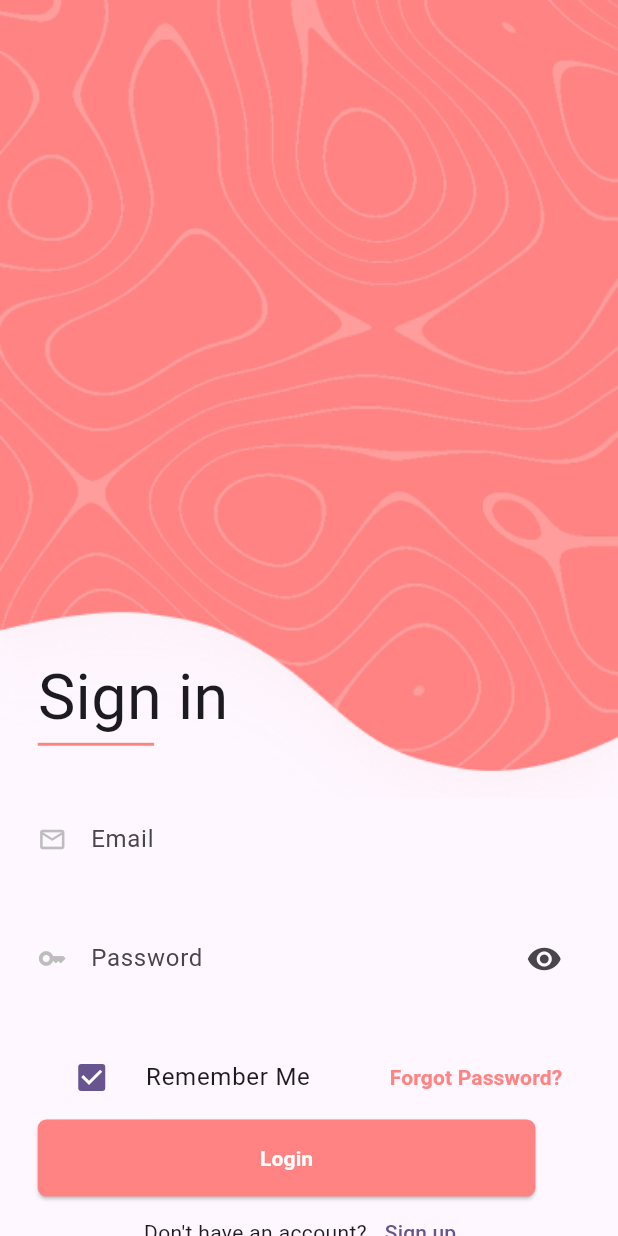
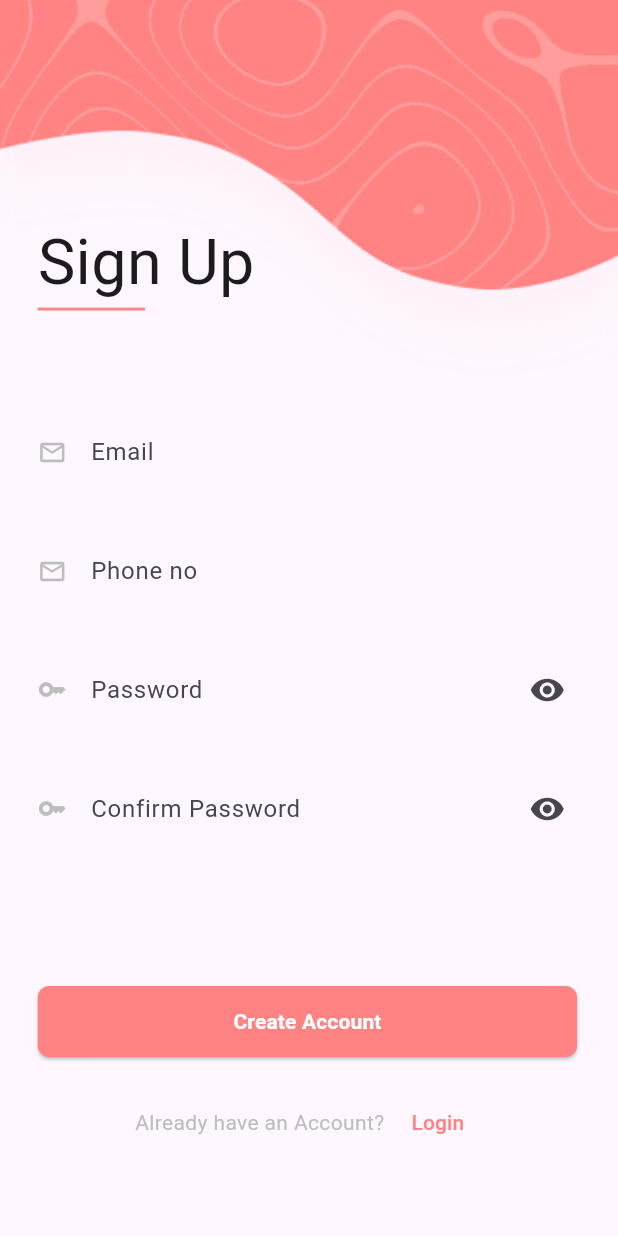
Before and after one commit to atmaniali/flutter_new_login_ui_from_saad_shaikh, a Flutter app: the LoginScreen screen opened directly, after a tap on "Sign up", on a phone screen of 412 x 824 dp. Run offline on Flutter 3.47's test engine with Material 3 defaults, Android fonts, the phone set to English and light mode, and no system bars; our stand-ins replace flutter_screenutil.

Commit message:
Create: creating screen shot

```diff
--- a/lib/screens/login.dart
+++ b/lib/screens/login.dart
@@ -1,5 +1,6 @@
 import 'package:flutter/material.dart';
 import 'package:flutter_screenutil/flutter_screenutil.dart';
+import 'package:screen_login_from_saad_shaikh/screens/sign_up.dart';
 
 class LoginScreen extends StatelessWidget {
   const LoginScreen({super.key});
@@ -12,15 +13,16 @@ class LoginScreen extends StatelessWidget {
         children: [
           Container(
             width: double.infinity,
-            height: 550.h,
+            height: 418.h,
             decoration: BoxDecoration(
               image: DecorationImage(
                 image: AssetImage("assets/images/img.png"),
                 fit: BoxFit.cover,
+                alignment: Alignment.bottomCenter,
               ),
             ),
             child: Padding(
-              padding: EdgeInsets.only(top: 450.h, left: 24.w),
+              padding: EdgeInsets.only(top: 355.h, left: 24.w),
               child: Column(
                 crossAxisAlignment: CrossAxisAlignment.start,
                 children: [
@@ -104,6 +106,7 @@ class LoginScreen extends StatelessWidget {
                     ),
                   ],
                 ),
+                SizedBox(height: 88.h,),
                 SizedBox(
                   height: 49.w,
                   width: 343.h,
@@ -124,11 +127,14 @@ class LoginScreen extends StatelessWidget {
                     ),
                   ),
                 ),
+                SizedBox(height: 20.h,),
                 Row(
                   mainAxisAlignment: MainAxisAlignment.center,
                   children: [
                     Text("Don't have an account?"),
-                    TextButton(onPressed: (){}, child: Text("Sign up")),
+                    TextButton(onPressed: (){
+                      Navigator.of(context).push(MaterialPageRoute(builder: (context) => SignUpScreen()));
+                    }, child: Text("Sign up")),
                   ],
                 )
               ],
--- /dev/null
+++ b/lib/screens/sign_up.dart
@@ -0,0 +1,179 @@
+import 'package:flutter/material.dart';
+import 'package:flutter_screenutil/flutter_screenutil.dart';
+import 'package:screen_login_from_saad_shaikh/screens/login.dart';
+
+class SignUpScreen extends StatelessWidget {
+  const SignUpScreen({super.key});
+
+  @override
+  Widget build(BuildContext context) {
+    return Scaffold(
+      body: SingleChildScrollView(
+        child: Column(
+          children: [
+            Container(
+              width: double.infinity,
+              height: 283.h,
+              decoration: BoxDecoration(
+                image: DecorationImage(
+                    image: AssetImage("assets/images/img.png"),
+                    fit: BoxFit.cover,
+                  alignment: Alignment.bottomLeft,
+                ),
+              ),
+              child: Padding(
+                  padding: EdgeInsets.only(left:24.w, top: 150.h),
+                child: Column(
+                  crossAxisAlignment: CrossAxisAlignment.start,
+                  children: [
+                    Text(
+                        "Sign Up",
+                      style: TextStyle(
+                        fontSize: 40.sp,
+                        fontWeight: FontWeight.w400,
+                      ),
+                    ),
+                    Container(
+                      width: 74.h,
+                      height: 2.h,
+                      color: Color(0xffff8383),
+                    )
+                  ],
+                ),
+              ),
+            ),
+            Padding(
+              padding: EdgeInsets.only(left:24.w, right: 24.h),
+              child: Column(
+                crossAxisAlignment: CrossAxisAlignment.start,
+                children: [
+                  TextField(
+                    decoration: InputDecoration(
+                      label: Text("Email"),
+                      icon: Icon(
+                        Icons.email_outlined,
+                        size: 20.r,
+                        color: Colors.grey[400],
+                      ),
+                      hintText: "demo@email.com",
+                      hintStyle: TextStyle(color: Colors.grey[400]),
+                      border: InputBorder.none,
+                    ),
+                    keyboardType: TextInputType.emailAddress,
+                    textAlign: TextAlign.start,
+                    textAlignVertical: TextAlignVertical.center,
+                  ),
+                  SizedBox(height: 24.h),
+                  TextField(
+                    decoration: InputDecoration(
+                      label: Text("Phone no"),
+                      icon: Icon(
+                        Icons.email_outlined,
+                        size: 20.r,
+                        color: Colors.grey[400],
+                      ),
+                      hintText: "+ 00 000-0000-000",
+                      hintStyle: TextStyle(color: Colors.grey[400]),
+                      border: InputBorder.none,
+                    ),
+                    keyboardType: TextInputType.phone,
+                    textAlign: TextAlign.start,
+                    textAlignVertical: TextAlignVertical.center,
+                  ),
+                  SizedBox(height: 24.h),
+                  TextField(
+                    autocorrect: false,
+                    obscureText: false,
+                    decoration: InputDecoration(
+                      label: Text("Password"),
+                      icon: Icon(
+                        Icons.key_outlined,
+                        size: 20.r,
+                        color: Colors.grey[400],
+                      ),
+                      hintText: "enter your password",
+                      hintStyle: TextStyle(color: Colors.grey[400]),
+                      suffixIcon: IconButton(
+                        onPressed: () {
+                          // _passwordVisible = !_passwordVisible;
+                        },
+                        icon: Icon(Icons.visibility),
+                      ),
+                      border: InputBorder.none,
+                    ),
+                  ),
+                  SizedBox(height: 24.h),
+                  TextField(
+                    autocorrect: false,
+                    obscureText: false,
+                    decoration: InputDecoration(
+                      label: Text("Confirm Password"),
+                      icon: Icon(
+                        Icons.key_outlined,
+                        size: 20.r,
+                        color: Colors.grey[400],
+                      ),
+                      hintText: "Confirm your password",
+                      hintStyle: TextStyle(color: Colors.grey[400]),
+                      suffixIcon: IconButton(
+                        onPressed: () {
+                          // _passwordVisible = !_passwordVisible;
+                        },
+                        icon: Icon(Icons.visibility),
+                      ),
+                      border: InputBorder.none,
+                    ),
+                  ),
+                  SizedBox(height: 93.h,),
+                  SizedBox(
+                    width: 343.w,
+                    height: 49.h,
+                    child: ElevatedButton(
+                        onPressed: (){},
+                        style: ElevatedButton.styleFrom(
+                          backgroundColor: Color(0xffff8383),
+                          shape: RoundedRectangleBorder(
+                            borderRadius: BorderRadius.circular(8.r)
+                          )
+                        ),
+                        child: Text("Create Account",
+                          style: TextStyle(
+                              color: Colors.white,
+                            fontWeight: FontWeight.bold,
+                          ),
+                        )
+                    ),
+                  ),
+                  SizedBox(height: 20.h,),
+                  Row(
+                    crossAxisAlignment: CrossAxisAlignment.center,
+                    mainAxisAlignment: MainAxisAlignment.center,
+                    children: [
+                    Text("Already have an Account? ",
+                      style: TextStyle(
+                        color: Colors.grey[400],
+                      ),
+                    ),
+                    TextButton(
+                        onPressed: (){
+                          Navigator
+                              .of(context)
+                              .push(
+                              MaterialPageRoute(builder: (context)=> LoginScreen()));
+                        },
+                        child: Text("Login",
+                          style: TextStyle(
+                            color: Color(0xffff8383)
+                          ),
+                        )
+                    )
+                  ],)
+                ],
+              ),
+            )
+          ],
+        ),
+      ),
+    );
+  }
+}
```
Also changed, not shown: 4 other files.
